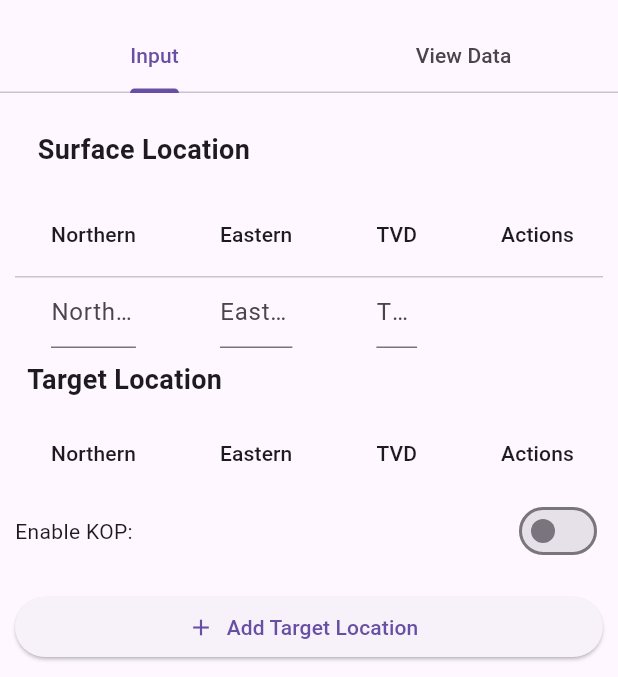
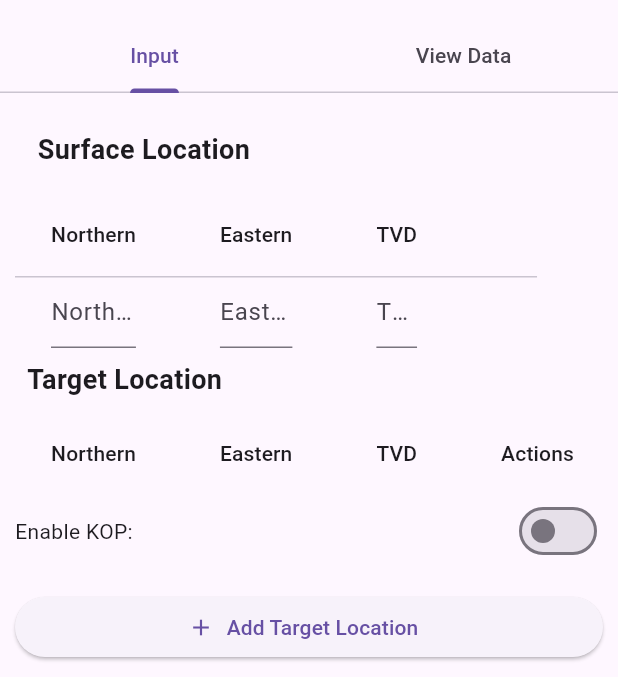
Before and after one commit to Horladimzzy001/Dmain, a Flutter app: the screen it shows after launch, on a phone screen of 412 x 824 dp, the part 63-740 px from its top. Run offline on Flutter 3.47's test engine with Material 3 defaults, Android fonts, the phone set to English and light mode, and no system bars; our stand-ins replace fl_chart.

Commit message:
i made a few changes

```diff
--- a/lib/homePage.dart
+++ b/lib/homePage.dart
@@ -81,7 +81,7 @@ class _MainPageState extends State<MainPage> with SingleTickerProviderStateMixin
                 DataColumn(label: Text('Northern')),
                 DataColumn(label: Text('Eastern')),
                 DataColumn(label: Text('TVD')),
-                DataColumn(label: Text('Actions')),
+                DataColumn(label: Text('')),
               ],
               rows: [
                 DataRow(cells: [
@@ -172,7 +172,7 @@ class _MainPageState extends State<MainPage> with SingleTickerProviderStateMixin
               child: TextField(
                 controller: _kopController,
                 decoration: InputDecoration(
-                  labelText: "KOP",
+                  labelText: "Kick Off Point",
                   border: OutlineInputBorder(),
                 ),
                 keyboardType: TextInputType.number,
```
